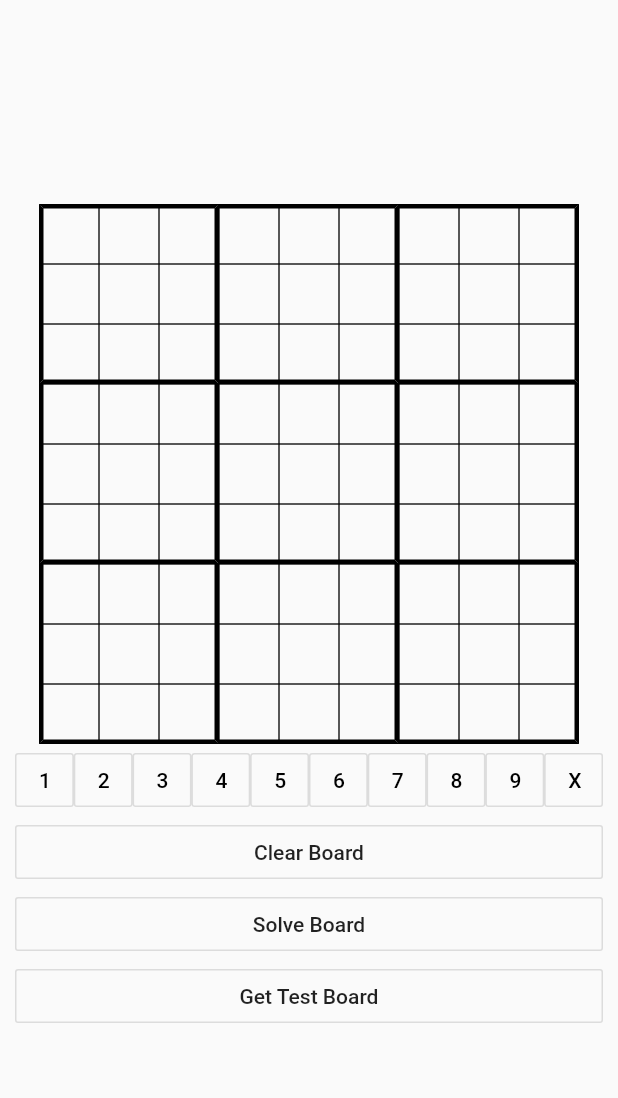
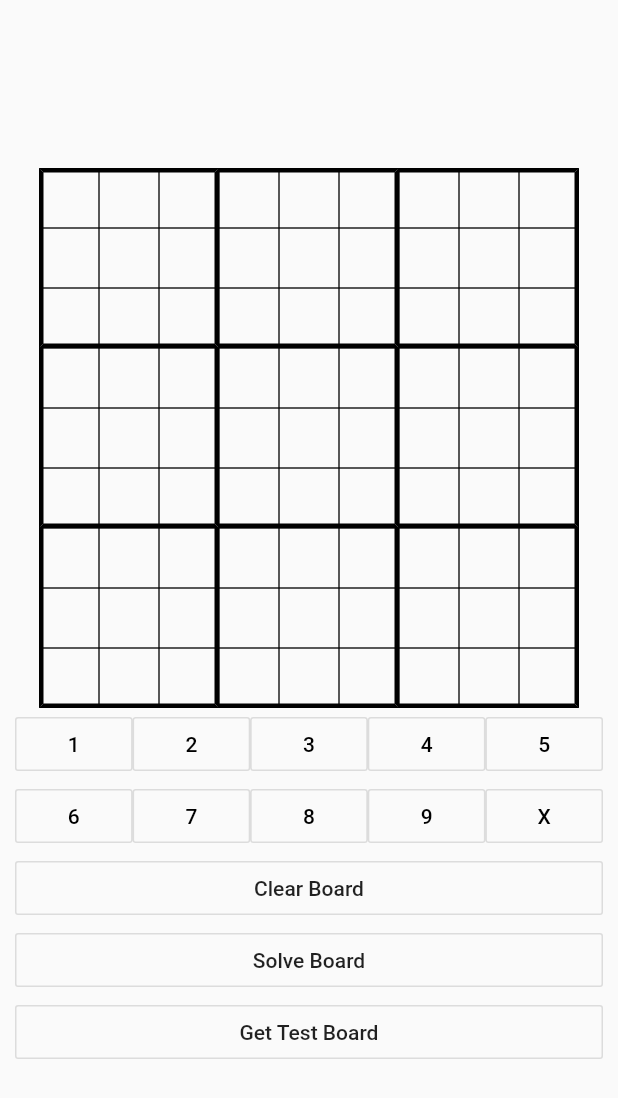
Before and after one commit to tsunamiyama/SudokuSolverApp, a Flutter app: the screen it shows after launch, on a phone screen of 412 x 824 dp. Shown: the top 1098 px of the screen. Run offline on Flutter 3.47's test engine with Material 2 defaults, Android fonts, the phone set to English and light mode, and no system bars.

Commit message:
Update main.dart
Extended number buttons to 2 rows instead of one

```diff
--- a/lib/main.dart
+++ b/lib/main.dart
@@ -18,8 +18,8 @@ class BoardPage extends StatefulWidget {
 }
 
 class _BoardPageState extends State<BoardPage> {
-  List<Widget> _getNumButtons() {
-    List<Widget> tempList = List.generate(9, (index) {
+  List<Widget> _getNumButtons1() {
+    List<Widget> tempList = List.generate(5, (index) {
       return Expanded(
           child: OutlineButton(
         child: Text(
@@ -35,6 +35,30 @@ class _BoardPageState extends State<BoardPage> {
           }
           Provider.of<SudokuBoardNotifier>(context, listen: false)
               .changeValue(index + 1);
+        },
+        highlightedBorderColor: Colors.transparent,
+      ));
+    });
+    return tempList;
+  }
+
+  List<Widget> _getNumButtons2() {
+    List<Widget> tempList = List.generate(4, (index) {
+      return Expanded(
+          child: OutlineButton(
+        child: Text(
+          "${index + 6}",
+          style: TextStyle(color: Colors.black),
+        ),
+        onPressed: () {
+          if (Provider.of<SudokuBoardNotifier>(context, listen: false)
+                  .selectedCell
+                  .getRow() ==
+              -1) {
+            return false;
+          }
+          Provider.of<SudokuBoardNotifier>(context, listen: false)
+              .changeValue(index + 6);
         },
         highlightedBorderColor: Colors.transparent,
       ));
@@ -77,7 +101,16 @@ class _BoardPageState extends State<BoardPage> {
                   padding: EdgeInsets.only(left: 10, right: 10),
                   child: Flex(
                     direction: Axis.horizontal,
-                    children: _getNumButtons(),
+                    children: _getNumButtons1(),
+                  ),
+                ),
+              ),
+              Center(
+                child: Padding(
+                  padding: EdgeInsets.only(left: 10, right: 10),
+                  child: Flex(
+                    direction: Axis.horizontal,
+                    children: _getNumButtons2(),
                   ),
                 ),
               ),
```
